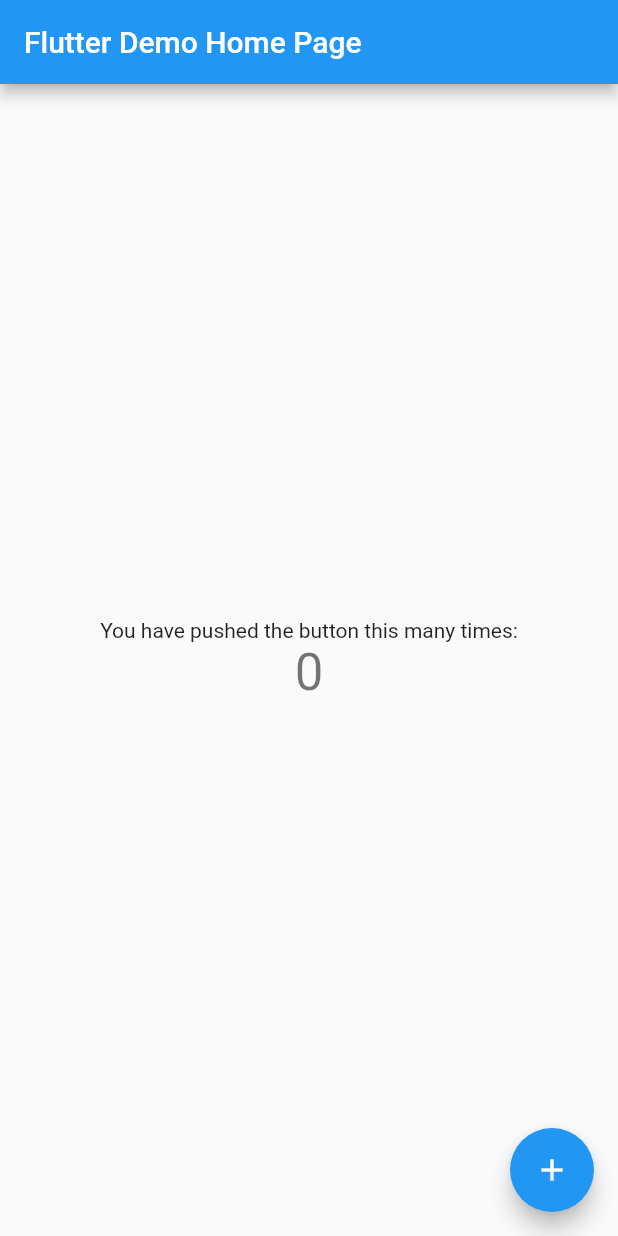
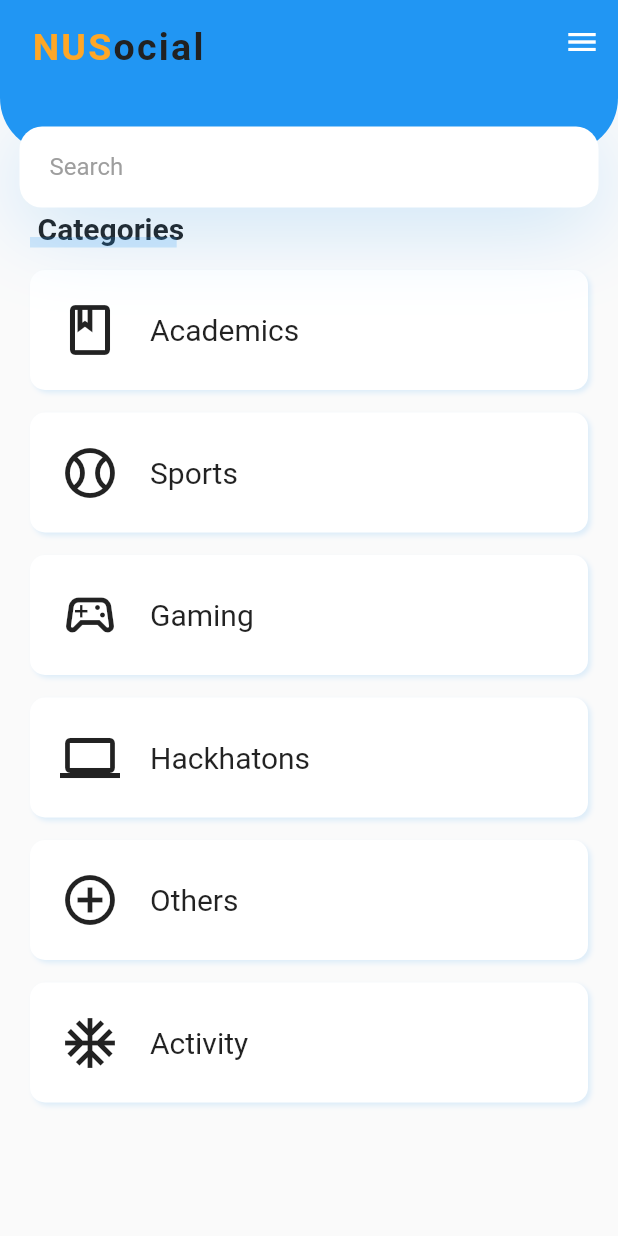
Before and after one commit to juandavinlie/nusocial, a Flutter app: the screen it shows after launch, on a phone screen of 412 x 824 dp. Run offline on Flutter 3.47's test engine with Material 2 defaults, Android fonts, the phone set to English and light mode, and no system bars.

Commit message:
home page

```diff
--- /dev/null
+++ b/lib/constants.dart
@@ -0,0 +1,3 @@
+import 'package:flutter/material.dart';
+
+const double kDefaultPadding = 20.0;
--- a/lib/main.dart
+++ b/lib/main.dart
@@ -1,4 +1,5 @@
 import 'package:flutter/material.dart';
+import 'package:nusocial/screens/home.dart';
 
 void main() {
   runApp(MyApp());
@@ -26,7 +27,7 @@ class MyApp extends StatelessWidget {
         // closer together (more dense) than on mobile platforms.
         visualDensity: VisualDensity.adaptivePlatformDensity,
       ),
-      home: MyHomePage(title: 'Flutter Demo Home Page'),
+      home: HomeScreen(),
     );
   }
 }
--- /dev/null
+++ b/lib/screens/components/body.dart
@@ -0,0 +1,120 @@
+import 'package:flutter/material.dart';
+import 'package:nusocial/constants.dart';
+
+class Body extends StatelessWidget {
+  @override
+  Widget build(BuildContext context) {
+    Size size = MediaQuery.of(context).size;
+    return SingleChildScrollView(
+      child: Column(
+        children: [
+          //HeaderWithSearchBox(size: size),
+          Padding(
+            padding: const EdgeInsets.only(left: 20),
+            child: Align(
+                alignment: Alignment.centerLeft,
+                child: Subtitle(text: 'Categories')),
+          ),
+          SingleCategory(text: 'Academics', icon: Icons.book_outlined),
+          SingleCategory(text: 'Sports', icon: Icons.sports_baseball_outlined),
+          SingleCategory(text: 'Gaming', icon: Icons.sports_esports_outlined),
+          SingleCategory(text: 'Hackhatons', icon: Icons.computer_outlined),
+          SingleCategory(text: 'Others', icon: Icons.add_circle_outline),
+          SingleCategory(text: 'Activity', icon: Icons.ac_unit),
+        ],
+      ),
+    );
+  }
+}
+
+class SingleCategory extends StatelessWidget {
+  const SingleCategory({
+    Key key,
+    this.text,
+    this.icon,
+  }) : super(key: key);
+
+  final String text;
+  final IconData icon;
+
+  @override
+  Widget build(BuildContext context) {
+    return Padding(
+      padding: const EdgeInsets.fromLTRB(20, 0, 20, 0),
+      child: Container(
+        decoration: BoxDecoration(
+            color: Colors.white,
+            borderRadius: BorderRadius.all(Radius.circular(10)),
+            boxShadow: [
+              BoxShadow(
+                spreadRadius: 0,
+                offset: Offset(2, 2),
+                blurRadius: 2,
+                color: Colors.blue.withOpacity(0.13),
+              )
+            ]),
+        margin: EdgeInsets.only(bottom: kDefaultPadding - 5),
+        height: 80,
+        child: Center(
+            child: Row(
+          children: [
+            Container(
+                child: Icon(
+                  icon,
+                  size: 40,
+                ),
+                margin: EdgeInsets.only(right: 20)),
+            Container(
+                child: Text(
+              text,
+              style: TextStyle(fontSize: 20),
+            )),
+          ],
+        )),
+        padding: EdgeInsets.all(20),
+      ),
+    );
+  }
+}
+
+class Subtitle extends StatelessWidget {
+  const Subtitle({
+    Key key,
+    this.text,
+  }) : super(key: key);
+
+  final String text;
+
+  @override
+  Widget build(BuildContext context) {
+    return Container(
+        margin: EdgeInsets.only(bottom: kDefaultPadding - 5, top: kDefaultPadding - 5),
+        height: 24,
+        child: Stack(
+          children: [
+            Padding(
+              padding: const EdgeInsets.only(
+                left: kDefaultPadding / 4,
+              ),
+              child: Text(
+                text,
+                style: TextStyle(
+                  fontSize: 20,
+                  fontWeight: FontWeight.bold,
+                  color: Colors.grey[900],
+                ),
+              ),
+            ),
+            Positioned(
+                bottom: 0,
+                left: 0,
+                right: 0,
+                child: Container(
+                  margin: EdgeInsets.only(right: kDefaultPadding / 4),
+                  height: 7,
+                  color: Colors.blue.withOpacity(0.2),
+                ))
+          ],
+        ));
+  }
+}
--- /dev/null
+++ b/lib/screens/home.dart
@@ -0,0 +1,142 @@
+import 'package:flutter/material.dart';
+import 'package:nusocial/constants.dart';
+import 'package:nusocial/screens/components/body.dart';
+
+class HomeScreen extends StatefulWidget {
+  @override
+  _HomeScreenState createState() => _HomeScreenState();
+}
+
+class _HomeScreenState extends State<HomeScreen> {
+  @override
+  Widget build(BuildContext context) {
+    Size size = MediaQuery.of(context).size;
+    return Scaffold(
+      appBar: CustomAppBar(),
+      endDrawer: Drawer(),
+      body: Body(),
+    );
+  }
+}
+
+class AppBarWithoutSearch extends StatelessWidget {
+  const AppBarWithoutSearch({
+    Key key,
+  }) : super(key: key);
+
+  @override
+  Widget build(BuildContext context) {
+    return AppBar(
+      automaticallyImplyLeading: false,
+      elevation: 0,
+      title: Padding(
+        padding: EdgeInsets.fromLTRB(5, 7, 0, 0),
+        child: Align(
+          alignment: Alignment.centerLeft,
+          child: RichText(
+            text: TextSpan(children: [
+              TextSpan(
+                text: 'NUS',
+                style: TextStyle(
+                  color: Colors.orange[400],
+                  fontWeight: FontWeight.bold,
+                  fontSize: 25,
+                  letterSpacing: 1.5,
+                ),
+              ),
+              TextSpan(
+                text: 'ocial',
+                style: TextStyle(
+                  color: Colors.grey[900],
+                  fontWeight: FontWeight.bold,
+                  fontSize: 25,
+                  letterSpacing: 1.5,
+                ),
+              ),
+            ]),
+          ),
+        ),
+      ),
+    );
+  }
+}
+
+class CustomAppBar extends StatelessWidget implements PreferredSizeWidget {
+  @override
+  Widget build(BuildContext context) {
+    Size size = MediaQuery.of(context).size;
+    return Container(
+      color: Colors.grey[50],
+      child: Column(
+        children: [
+          AppBarWithoutSearch(),
+          HeaderWithSearchBox(size: size),
+        ],
+      ),
+    );
+  }
+
+  @override
+  Size get preferredSize => Size.fromHeight(kToolbarHeight + 70);
+}
+
+class HeaderWithSearchBox extends StatelessWidget {
+  const HeaderWithSearchBox({
+    Key key,
+    @required this.size,
+  }) : super(key: key);
+
+  final Size size;
+
+  @override
+  Widget build(BuildContext context) {
+    return Container(
+      height: size.height * 0.10,
+      child: Stack(
+        children: [
+          Container(
+            height: size.height * 0.10 - 37,
+            decoration: BoxDecoration(
+                color: Colors.blue,
+                borderRadius: BorderRadius.only(
+                  bottomLeft: Radius.circular(36),
+                  bottomRight: Radius.circular(36),
+                )),
+          ),
+          Positioned(
+            bottom: 0,
+            left: 0,
+            right: 0,
+            child: Container(
+              margin: EdgeInsets.symmetric(horizontal: kDefaultPadding - 7),
+              padding: EdgeInsets.symmetric(horizontal: kDefaultPadding),
+              height: 54,
+              decoration: BoxDecoration(
+                  color: Colors.white,
+                  borderRadius: BorderRadius.circular(15),
+                  boxShadow: [
+                    BoxShadow(
+                      offset: Offset(0, 10),
+                      blurRadius: 50,
+                      color: Colors.blue.withOpacity(0.23),
+                    )
+                  ]),
+              child: Center(
+                child: TextField(
+                  decoration: InputDecoration(
+                    hintText: "Search",
+                    hintStyle: TextStyle(
+                      color: Colors.grey,
+                    ),
+                    enabledBorder: InputBorder.none,
+                    focusedBorder: InputBorder.none,
+                  ),
+                ),
+              ),
+            ),
+          )
+        ],
+      ),
+    );
+  }
+}
```
Also changed, not shown: 1 other file.
